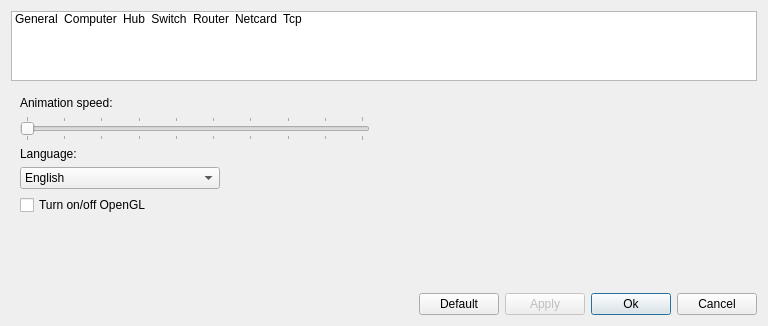
Qt form src/forms/settingdialog.ui (Vortm4x/netemul) before a commit.
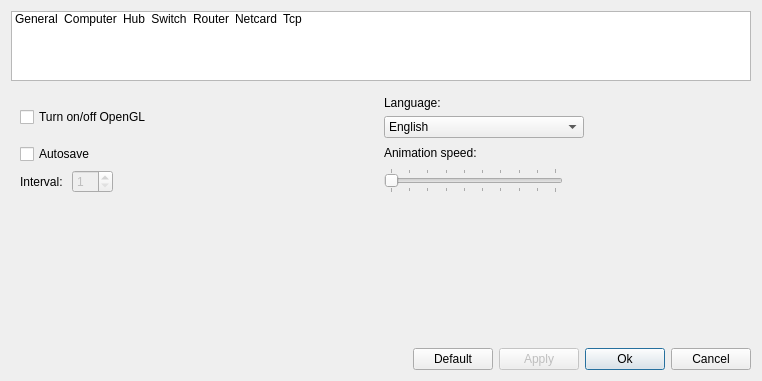
The same form after that commit. Icons and pictures are not drawn.

Patch:
```diff
--- a/src/forms/settingdialog.ui
+++ b/src/forms/settingdialog.ui
@@ -6,14 +6,14 @@
    <rect>
     <x>0</x>
     <y>0</y>
-    <width>768</width>
-    <height>326</height>
+    <width>758</width>
+    <height>381</height>
    </rect>
   </property>
   <property name="windowTitle">
    <string>Settings</string>
   </property>
-  <layout class="QVBoxLayout" name="verticalLayout">
+  <layout class="QVBoxLayout" name="verticalLayout_3">
    <item>
     <widget class="QListWidget" name="listWidget">
      <property name="minimumSize">
@@ -150,45 +150,16 @@
       <number>0</number>
      </property>
      <widget class="QWidget" name="general">
-      <layout class="QVBoxLayout" name="verticalLayout_14">
-       <item>
-        <layout class="QVBoxLayout" name="verticalLayout_3">
-         <item>
-          <widget class="QLabel" name="label_7">
-           <property name="text">
-            <string>Animation speed:</string>
-           </property>
-          </widget>
-         </item>
-         <item>
-          <widget class="QSlider" name="sl_speed">
-           <property name="maximumSize">
-            <size>
-             <width>350</width>
-             <height>16777215</height>
-            </size>
-           </property>
-           <property name="minimum">
-            <number>1</number>
-           </property>
-           <property name="maximum">
-            <number>10</number>
-           </property>
-           <property name="orientation">
-            <enum>Qt::Horizontal</enum>
-           </property>
-           <property name="tickPosition">
-            <enum>QSlider::TicksBothSides</enum>
-           </property>
-           <property name="tickInterval">
-            <number>1</number>
-           </property>
-          </widget>
-         </item>
-        </layout>
+      <layout class="QGridLayout" name="gridLayout">
+       <item row="0" column="0">
+        <widget class="QCheckBox" name="cb_opengl">
+         <property name="text">
+          <string>Turn on/off OpenGL</string>
+         </property>
+        </widget>
        </item>
-       <item>
-        <layout class="QVBoxLayout" name="verticalLayout_13">
+       <item row="0" column="1">
+        <layout class="QVBoxLayout" name="verticalLayout">
          <item>
           <widget class="QLabel" name="label_8">
            <property name="text">
@@ -228,22 +199,135 @@
          </item>
         </layout>
        </item>
-       <item>
-        <widget class="QCheckBox" name="cb_opengl">
-         <property name="text">
-          <string>Turn on/off OpenGL</string>
-         </property>
-        </widget>
+       <item row="1" column="0">
+        <layout class="QHBoxLayout" name="horizontalLayout_3">
+         <item>
+          <widget class="QCheckBox" name="cb_autosave">
+           <property name="text">
+            <string>Autosave</string>
+           </property>
+          </widget>
+         </item>
+         <item>
+          <spacer name="horizontalSpacer_3">
+           <property name="orientation">
+            <enum>Qt::Horizontal</enum>
+           </property>
+           <property name="sizeHint" stdset="0">
+            <size>
+             <width>40</width>
+             <height>20</height>
+            </size>
+           </property>
+          </spacer>
+         </item>
+        </layout>
        </item>
-       <item>
+       <item row="1" column="1" rowspan="2">
+        <layout class="QVBoxLayout" name="verticalLayout_13">
+         <item>
+          <widget class="QLabel" name="label_7">
+           <property name="text">
+            <string>Animation speed:</string>
+           </property>
+          </widget>
+         </item>
+         <item>
+          <layout class="QHBoxLayout" name="horizontalLayout_6">
+           <item>
+            <widget class="QSlider" name="sl_speed">
+             <property name="maximumSize">
+              <size>
+               <width>350</width>
+               <height>16777215</height>
+              </size>
+             </property>
+             <property name="minimum">
+              <number>1</number>
+             </property>
+             <property name="maximum">
+              <number>10</number>
+             </property>
+             <property name="orientation">
+              <enum>Qt::Horizontal</enum>
+             </property>
+             <property name="tickPosition">
+              <enum>QSlider::TicksBothSides</enum>
+             </property>
+             <property name="tickInterval">
+              <number>1</number>
+             </property>
+            </widget>
+           </item>
+           <item>
+            <spacer name="horizontalSpacer_2">
+             <property name="orientation">
+              <enum>Qt::Horizontal</enum>
+             </property>
+             <property name="sizeHint" stdset="0">
+              <size>
+               <width>128</width>
+               <height>20</height>
+              </size>
+             </property>
+            </spacer>
+           </item>
+          </layout>
+         </item>
+        </layout>
+       </item>
+       <item row="2" column="0">
+        <layout class="QHBoxLayout" name="horizontalLayout_2">
+         <item>
+          <widget class="QLabel" name="label_12">
+           <property name="text">
+            <string>Interval: </string>
+           </property>
+          </widget>
+         </item>
+         <item>
+          <widget class="QSpinBox" name="sb_autosave">
+           <property name="enabled">
+            <bool>false</bool>
+           </property>
+           <property name="maximumSize">
+            <size>
+             <width>150</width>
+             <height>16777215</height>
+            </size>
+           </property>
+           <property name="minimum">
+            <number>1</number>
+           </property>
+           <property name="maximum">
+            <number>30</number>
+           </property>
+          </widget>
+         </item>
+         <item>
+          <spacer name="horizontalSpacer_4">
+           <property name="orientation">
+            <enum>Qt::Horizontal</enum>
+           </property>
+           <property name="sizeHint" stdset="0">
+            <size>
+             <width>40</width>
+             <height>20</height>
+            </size>
+           </property>
+          </spacer>
+         </item>
+        </layout>
+       </item>
+       <item row="3" column="1">
         <spacer name="verticalSpacer">
          <property name="orientation">
           <enum>Qt::Vertical</enum>
          </property>
          <property name="sizeHint" stdset="0">
           <size>
-           <width>20</width>
-           <height>40</height>
+           <width>17</width>
+           <height>92</height>
           </size>
          </property>
         </spacer>
```
Left out of the diff: 77 changed lines with no effect on the pictures.
